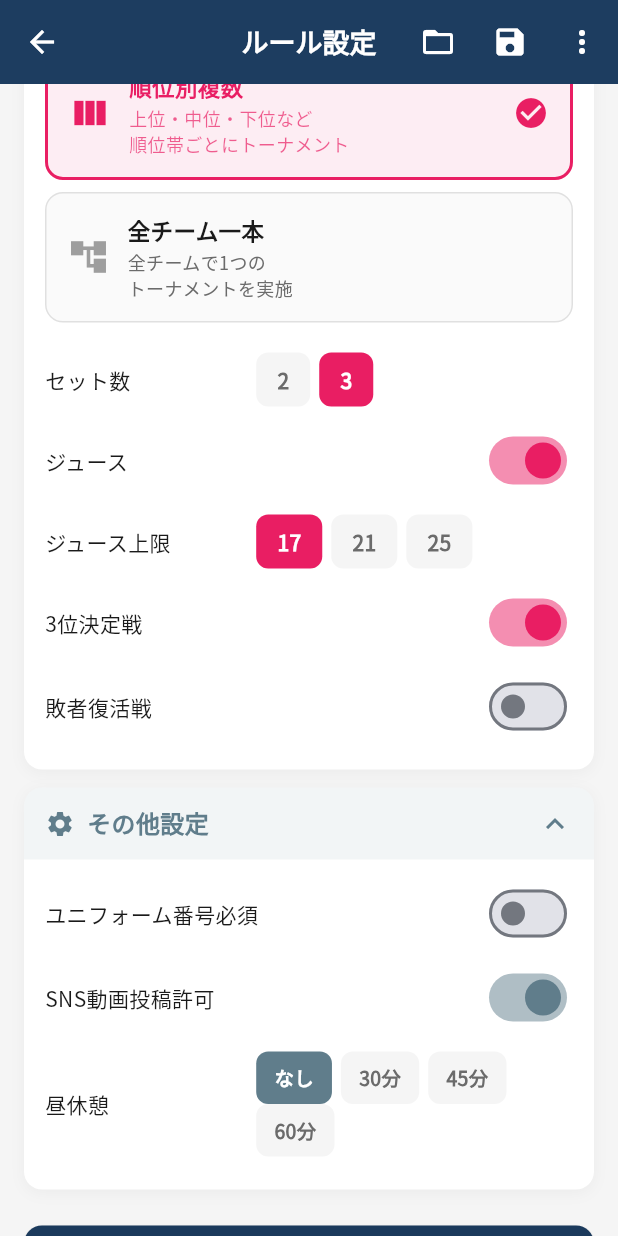
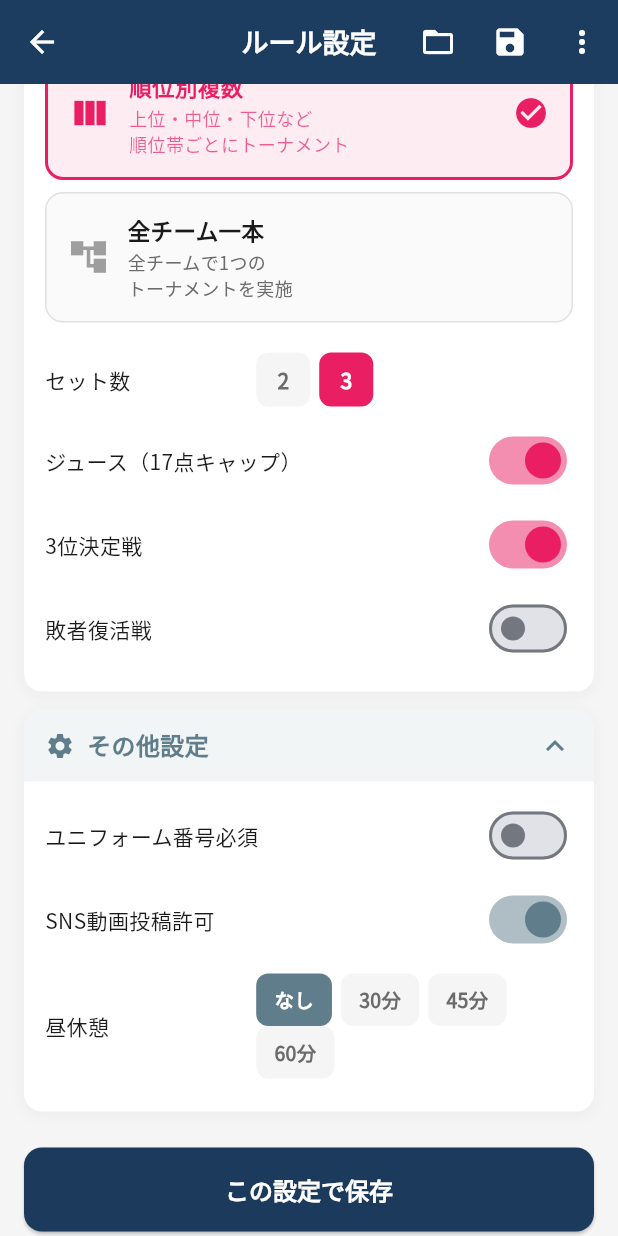
Before and after one commit to sofvo-dev/sofvo, a Flutter app: the TournamentRulesScreen screen opened directly, scrolled down 1152 dp, on a phone screen of 412 x 824 dp. Run offline on Flutter 3.47's test engine with Material 3 defaults, Android fonts, the phone set to English and light mode, and no system bars; our stand-ins replace cached_network_image, cloud_firestore, file_picker, firebase_auth, firebase_core, firebase_messaging and 10 more; missing offline and left inert: dart:js_interop, mobile_scanner; accounts and stored records are empty; network calls fail.

Commit message:
決勝トーナメントのジュース上限を17点固定に変更
- ジュース上限の選択肢（17/21/25）を削除
- ONにすると自動で17点キャップに設定
- ラベルを「ジュース（17点キャップ）」に変更

https://claude.ai/code/session_01NdXNSNEhWCRPmtaSJSELhX

```diff
--- a/lib/screens/tournament/tournament_rules_screen.dart
+++ b/lib/screens/tournament/tournament_rules_screen.dart
@@ -439,9 +439,7 @@ class _TournamentRulesScreenState extends State<TournamentRulesScreen> {
                 _finalFormat == '全チーム一本', () => setState(() => _finalFormat = '全チーム一本'), _finalColor),
               const SizedBox(height: 12),
               _choiceRow('セット数', [2, 3], _finalSets, (v) => setState(() => _finalSets = v), _finalColor),
-              _switchRow('ジュース', _finalDeuce, (v) => setState(() => _finalDeuce = v), _finalColor),
-              if (_finalDeuce)
-                _choiceRow('ジュース上限', [17, 21, 25], _finalDeuceCap, (v) => setState(() => _finalDeuceCap = v), _finalColor),
+              _switchRow('ジュース（17点キャップ）', _finalDeuce, (v) => setState(() { _finalDeuce = v; if (v) _finalDeuceCap = 17; }), _finalColor),
               _switchRow('3位決定戦', _thirdPlace, (v) => setState(() => _thirdPlace = v), _finalColor),
               _switchRow('敗者復活戦', _loserRevival, (v) => setState(() => _loserRevival = v), _finalColor),
             ],
```
